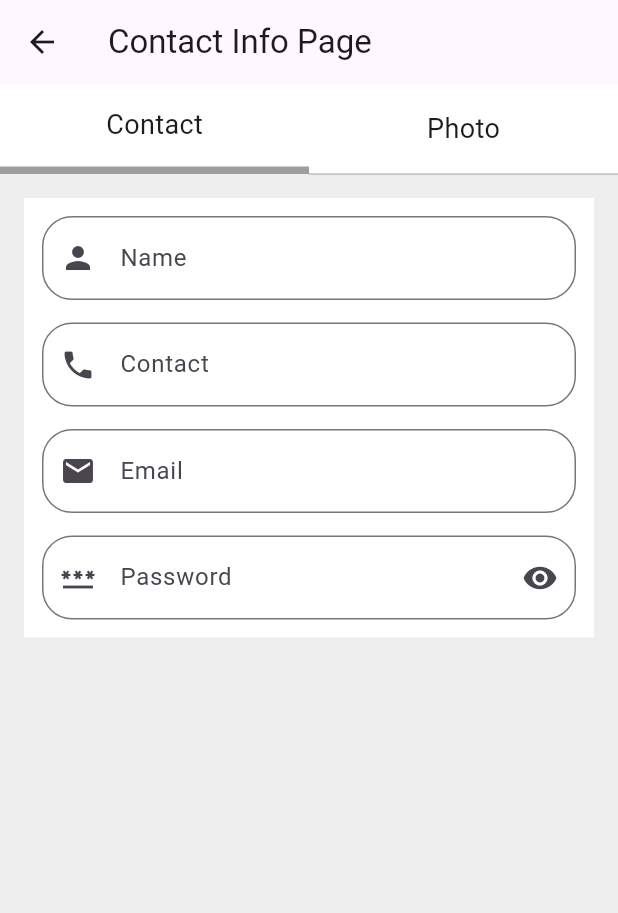
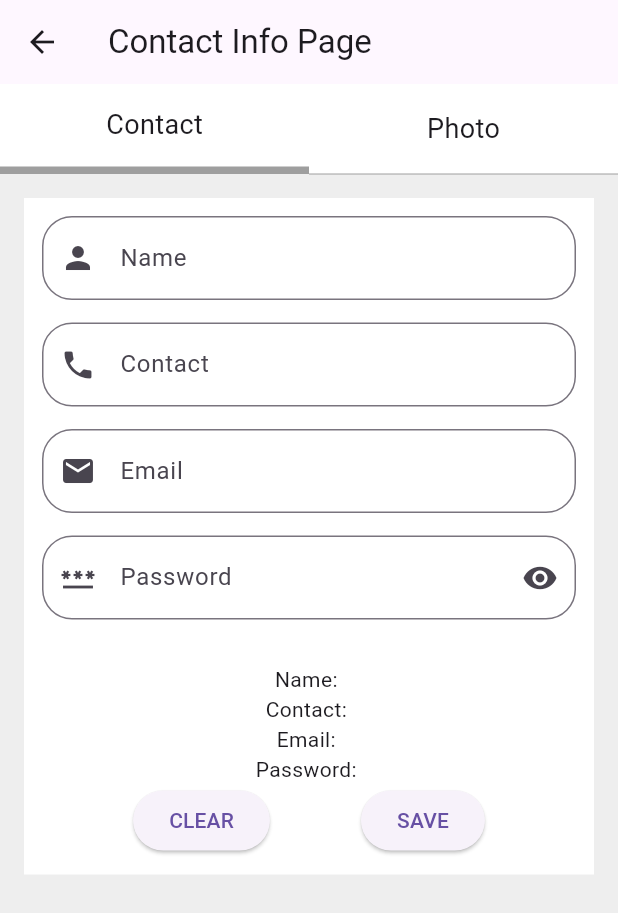
Before and after one commit to IamJayGondaliya/resume_builder_app_cf_06_07_24, a Flutter app: the ContactInfoPage screen opened by its route, on a phone screen of 412 x 824 dp. Shown: the top 913 px of the screen. Run offline on Flutter 3.47's test engine with Material 3 defaults, Android fonts, the phone set to English and light mode, and no system bars.

Commit message:
07/08/2024 | TextFormField + FormState

```diff
--- a/lib/views/build_option_page/all_options/contact_info_page/contact_info_page.dart
+++ b/lib/views/build_option_page/all_options/contact_info_page/contact_info_page.dart
@@ -14,6 +14,16 @@ class ContactInfoPage extends StatefulWidget {
 class _ContactInfoPageState extends State<ContactInfoPage> {
   int index = 0;
   bool hide = true;
+
+  String? name, contact, email, password;
+
+  TextEditingController nameController = TextEditingController();
+  TextEditingController contactController = TextEditingController();
+  TextEditingController emailController = TextEditingController();
+  TextEditingController passwordController = TextEditingController();
+
+  // FormKey
+  GlobalKey<FormState> formKey = GlobalKey<FormState>();
 
   void setIndex(int i) {
     index = i;
@@ -98,10 +108,21 @@ class _ContactInfoPageState extends State<ContactInfoPage> {
                         color: Colors.white,
                       ),
                       padding: const EdgeInsets.all(12),
+                      child: SingleChildScrollView(
+                        child: Form(
+                          key: formKey,
                           child: Column(
                             mainAxisSize: MainAxisSize.min,
                             children: [
-                          TextField(
+                              TextFormField(
+                                validator: (val) {
+                                  if (val!.isEmpty) {
+                                    return "Please enter name !!";
+                                  } else {
+                                    return null;
+                                  }
+                                },
+                                controller: nameController,
                                 textInputAction: TextInputAction.next,
                                 decoration: InputDecoration(
                                   labelText: "Name",
@@ -113,7 +134,15 @@ class _ContactInfoPageState extends State<ContactInfoPage> {
                                 ),
                               ),
                               15.h,
-                          TextField(
+                              TextFormField(
+                                validator: (val) {
+                                  if (val!.isEmpty) {
+                                    return "Please enter number !!";
+                                  } else {
+                                    return null;
+                                  }
+                                },
+                                controller: contactController,
                                 textInputAction: TextInputAction.next,
                                 keyboardType: TextInputType.phone,
                                 decoration: InputDecoration(
@@ -126,7 +155,15 @@ class _ContactInfoPageState extends State<ContactInfoPage> {
                                 ),
                               ),
                               15.h,
-                          TextField(
+                              TextFormField(
+                                validator: (val) {
+                                  if (val!.isEmpty) {
+                                    return "Please enter email !!";
+                                  } else {
+                                    return null;
+                                  }
+                                },
+                                controller: emailController,
                                 textInputAction: TextInputAction.next,
                                 keyboardType: TextInputType.emailAddress,
                                 decoration: InputDecoration(
@@ -139,7 +176,15 @@ class _ContactInfoPageState extends State<ContactInfoPage> {
                                 ),
                               ),
                               15.h,
-                          TextField(
+                              TextFormField(
+                                validator: (val) {
+                                  if (val!.isEmpty) {
+                                    return "Please enter password !!";
+                                  } else {
+                                    return null;
+                                  }
+                                },
+                                controller: passwordController,
                                 obscureText: hide,
                                 textInputAction: TextInputAction.done,
                                 keyboardType: TextInputType.visiblePassword,
@@ -179,7 +224,37 @@ class _ContactInfoPageState extends State<ContactInfoPage> {
                                   ),
                                 ),
                               ),
+                              30.h,
+                              Text("Name: ${nameController.text}"),
+                              Text("Contact: ${contactController.text}"),
+                              Text("Email: ${emailController.text}"),
+                              Text("Password: ${passwordController.text}"),
+                              Row(
+                                mainAxisAlignment:
+                                    MainAxisAlignment.spaceEvenly,
+                                children: [
+                                  ElevatedButton(
+                                    onPressed: () {
+                                      nameController.clear();
+                                      emailController.clear();
+                                      passwordController.clear();
+                                      contactController.clear();
+                                      setState(() {});
+                                    },
+                                    child: const Text("CLEAR"),
+                                  ),
+                                  ElevatedButton(
+                                    onPressed: () {
+                                      bool validated =
+                                          formKey.currentState!.validate();
+                                    },
+                                    child: const Text("SAVE"),
+                                  ),
                                 ],
+                              ),
+                            ],
+                          ),
+                        ),
                       ),
                     ),
                     // Photo Page
```
Lines whose indentation alone changed are shown as unchanged.
